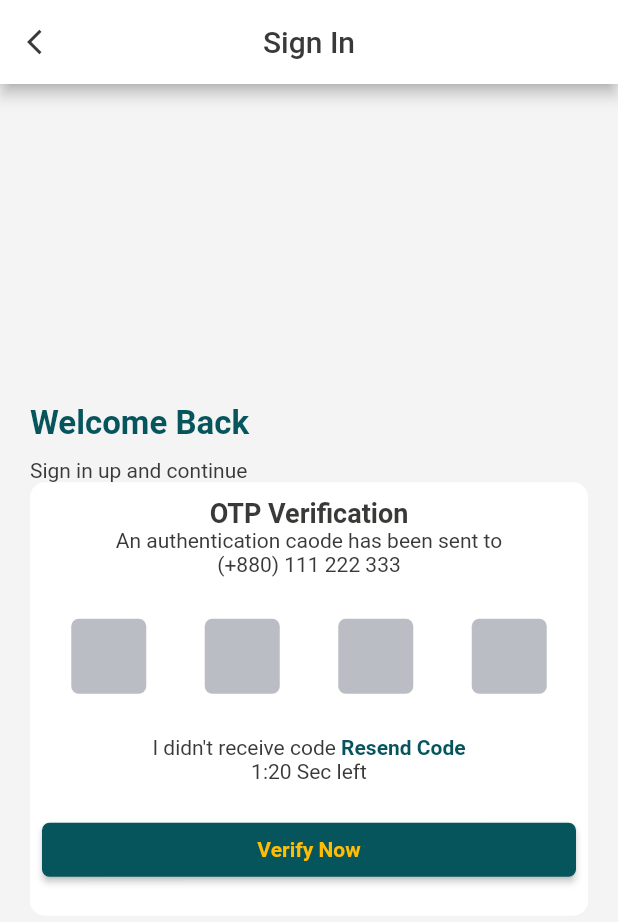
After one commit to chizakasipascal/Ndako243, a Flutter app: the SignUp screen opened by its route, after a tap on "nadko@exemple@exemple.com", on a phone screen of 412 x 824 dp. The commit adds this screen. Shown: the top 922 px of the screen. Run offline on Flutter 3.47's test engine with Material 2 defaults, Android fonts, the phone set to English and light mode, and no system bars.

Commit message:
adjustement welcom page

```diff
--- a/lib/app.dart
+++ b/lib/app.dart
@@ -13,7 +13,7 @@ class Ndako243 extends StatelessWidget {
     ]);
     SystemChrome.setSystemUIOverlayStyle(SystemUiOverlayStyle.dark);
     SystemChrome.setEnabledSystemUIOverlays([
-      // SystemUiOverlay.top,
+      SystemUiOverlay.top,
       SystemUiOverlay.bottom,
     ]);
 
--- a/lib/src/constants/routes.dart
+++ b/lib/src/constants/routes.dart
@@ -9,11 +9,13 @@ class Routes {
   static const introductionPages = 'introductionPages';
   static const signUp = 'signUp';
   static const Otp = 'otp_verification';
+  static const SignIn_Welcom = 'signInWelcom';
   static final routes = <String, WidgetBuilder>{
     initPage: (BuildContext context) => InitPage(),
     homeScreen: (BuildContext context) => HomeScreen(),
     introductionPages: (BuildContext context) => IntroductionPages(),
     signUp: (BuildContext contect) => SignUp(),
-    Otp: (BuildContext contect) => OtpVerification()
+    Otp: (BuildContext contect) => OtpVerification(),
+    SignIn_Welcom: (BuildContext contect) => SignInWelcom()
   };
 }
--- a/lib/src/views/compotments/textbox/text_box.dart
+++ b/lib/src/views/compotments/textbox/text_box.dart
@@ -32,12 +32,14 @@ Widget buildTextBox(
       labelText: label,
       labelStyle: TextStyle(
         fontSize: FontSize.small,
-        color: Colors.black,
+        fontWeight: FontWeight.bold,
+        color: BlackColor,
       ),
       hintText: hint,
       hintStyle: TextStyle(
         fontSize: FontSize.small,
-        color: Grey.withOpacity(.5),
+        fontWeight: FontWeight.bold,
+        color: BlackColor,
       ),
       prefixIcon: prefixIcon,
       suffixIcon: suffixIcon,
--- a/lib/src/views/screens/screens.dart
+++ b/lib/src/views/screens/screens.dart
@@ -2,3 +2,4 @@ export 'homeScreen.dart';
 export 'initPage.dart';
 export 'signUp.dart';
 export 'otp_screen.dart';
+export 'signInWelcom.dart';
--- /dev/null
+++ b/lib/src/views/screens/signInWelcom.dart
@@ -0,0 +1,168 @@
+import 'package:flutter/material.dart';
+import 'package:ndako243/src/constants/constanst.dart';
+import 'package:ndako243/src/utils/utils.dart';
+import 'package:ndako243/src/views/compotments/compotements.dart';
+
+class SignInWelcom extends StatelessWidget {
+  const SignInWelcom({Key? key}) : super(key: key);
+
+  @override
+  Widget build(BuildContext context) {
+    final size = MediaQuery.of(context).size;
+    return Scaffold(
+      appBar: AppBar(
+        leading: IconButton(
+          splashRadius: 20,
+          onPressed: () => Navigator.pop(context),
+          icon: Icon(
+            Icons.arrow_back_ios,
+            size: IconSize.sizeIcon,
+            color: BlackColor,
+          ),
+        ),
+        backgroundColor: WhiteColor,
+        title: Text(
+          "Sign In",
+          style: TextStyle(color: BlackColor),
+        ),
+        centerTitle: true,
+      ),
+      body: Padding(
+        padding: const EdgeInsets.all(20.0),
+        child: Column(
+          mainAxisAlignment: MainAxisAlignment.center,
+          crossAxisAlignment: CrossAxisAlignment.start,
+          children: [
+            Ndako243Text(
+              text: "Welcome Back",
+              fontSize: FontSize.lard,
+              fontWeight: FontWeight.bold,
+              color: Background,
+            ),
+            SizedBox(height: 10),
+            Ndako243Text(
+              text: "Sign in up and continue",
+            ),
+            Container(
+              // height: size.height * .5,
+              width: size.width,
+              decoration: BoxDecoration(
+                  color: WhiteColor, borderRadius: BorderRadius.circular(10)),
+              child: Column(
+                children: [
+                  SizedBox(height: 10),
+                  RichText(
+                    textAlign: TextAlign.center,
+                    text: TextSpan(
+                      style: TextStyle(
+                          fontSize: FontSize.meduim,
+                          color: BlackColor,
+                          fontWeight: FontWeight.bold),
+                      children: <TextSpan>[
+                        TextSpan(text: "OTP Verification\n"),
+                        TextSpan(
+                          text:
+                              "An authentication caode has been sent to\n(+880) 111 222 333",
+                          style: TextStyle(
+                            color: BlackColor,
+                            fontWeight: FontWeight.normal,
+                            fontSize: FontSize.small,
+                          ),
+                        ),
+                      ],
+                    ),
+                  ),
+                  SizedBox(height: 20),
+                  Padding(
+                    padding: const EdgeInsets.all(8.0),
+                    child: Row(
+                      mainAxisAlignment: MainAxisAlignment.spaceAround,
+                      children: [
+                        Container(
+                          height: 50,
+                          width: 50,
+                          decoration: BoxDecoration(
+                            color: Grey.withOpacity(.4),
+                            borderRadius: BorderRadius.circular(5),
+                          ),
+                        ),
+                        Container(
+                          height: 50,
+                          width: 50,
+                          decoration: BoxDecoration(
+                            color: Grey.withOpacity(.4),
+                            borderRadius: BorderRadius.circular(5),
+                          ),
+                        ),
+                        Container(
+                          height: 50,
+                          width: 50,
+                          decoration: BoxDecoration(
+                            color: Grey.withOpacity(.4),
+                            borderRadius: BorderRadius.circular(5),
+                          ),
+                        ),
+                        Container(
+                          height: 50,
+                          width: 50,
+                          decoration: BoxDecoration(
+                            color: Grey.withOpacity(.4),
+                            borderRadius: BorderRadius.circular(5),
+                          ),
+                        ),
+                      ],
+                    ),
+                  ),
+                  SizedBox(height: 20),
+                  RichText(
+                    textAlign: TextAlign.center,
+                    text: TextSpan(
+                      style: TextStyle(
+                        color: BlackColor,
+                        fontWeight: FontWeight.normal,
+                      ),
+                      children: <TextSpan>[
+                        TextSpan(text: "I didn't receive code "),
+                        TextSpan(
+                          text: "Resend Code\n",
+                          style: TextStyle(
+                              color: Background, fontWeight: FontWeight.bold),
+                        ),
+                        TextSpan(
+                          text: "1:20 Sec left",
+                        ),
+                      ],
+                    ),
+                  ),
+                  SizedBox(height: 20),
+                  Padding(
+                    padding: const EdgeInsets.only(
+                        left: 8.0, right: 8.0, bottom: 20),
+                    child: SizedBox(
+                      width: size.width,
+                      child: MaterialButton(
+                        color: Background,
+                        shape: RoundedRectangleBorder(
+                          borderRadius: BorderRadius.circular(5),
+                        ),
+                        onPressed: () {
+                          Navigator.pushNamed(context, Routes.Otp);
+                        },
+                        child: Ndako243Text(
+                          text: "Verify Now",
+                          color: Yellow,
+                          fontSize: FontSize.small,
+                          fontWeight: FontWeight.bold,
+                        ),
+                      ),
+                    ),
+                  ),
+                ],
+              ),
+            ),
+          ],
+        ),
+      ),
+    );
+  }
+}
--- a/lib/src/views/screens/signUp.dart
+++ b/lib/src/views/screens/signUp.dart
@@ -13,6 +13,7 @@ class SignUp extends StatefulWidget {
 
 class _SignUpState extends State<SignUp> {
   bool isNumber = false;
+  bool isEmail = false;
 
   @override
   void initState() {
@@ -27,7 +28,8 @@ class _SignUpState extends State<SignUp> {
         leading: IconButton(
           splashRadius: 20,
           onPressed: () => Navigator.pop(context),
-          icon: Icon(Icons.arrow_back, color: BlackColor),
+          icon: Icon(Icons.arrow_back,
+              size: IconSize.sizeIcon, color: BlackColor),
         ),
         backgroundColor: WhiteColor,
         title: Text(
@@ -76,6 +78,13 @@ class _SignUpState extends State<SignUp> {
                     !isNumber
                         ? Padding(
                             padding: const EdgeInsets.only(left: 8.0),
+                            child: InkWell(
+                              onTap: () {
+                                setState(() {
+                                  Navigator.pushNamed(
+                                      context, Routes.SignIn_Welcom);
+                                });
+                              },
                               child: Row(
                                 children: [
                                   Icon(
@@ -88,6 +97,7 @@ class _SignUpState extends State<SignUp> {
                                     text: "nadko@exemple@exemple.com",
                                   ),
                                 ],
+                              ),
                             ),
                           )
                         : SizedBox.shrink(),
@@ -165,7 +175,9 @@ class _SignUpState extends State<SignUp> {
                           onPressed: () {
                             isNumber
                                 ? Navigator.pushNamed(context, Routes.Otp)
-                                : print("KKK");
+                                : isEmail
+                                    ? "dd"
+                                    : "xx";
                           },
                           child: Ndako243Text(
                             text: "SIGN IN",
```
Lines whose indentation alone changed are shown as unchanged.
